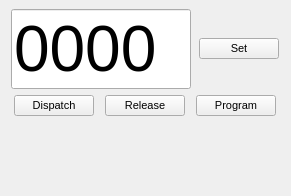
allenck/DecoderPro_app, file libPr3/Throttle/addresspanel.ui: the form before one commit.
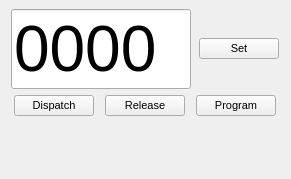
The form after the commit. Custom widgets are drawn as their Qt base class.

```diff
--- a/libPr3/Throttle/addresspanel.ui
+++ b/libPr3/Throttle/addresspanel.ui
@@ -7,7 +7,7 @@
     <x>0</x>
     <y>0</y>
     <width>291</width>
-    <height>196</height>
+    <height>179</height>
    </rect>
   </property>
   <property name="font">
```
